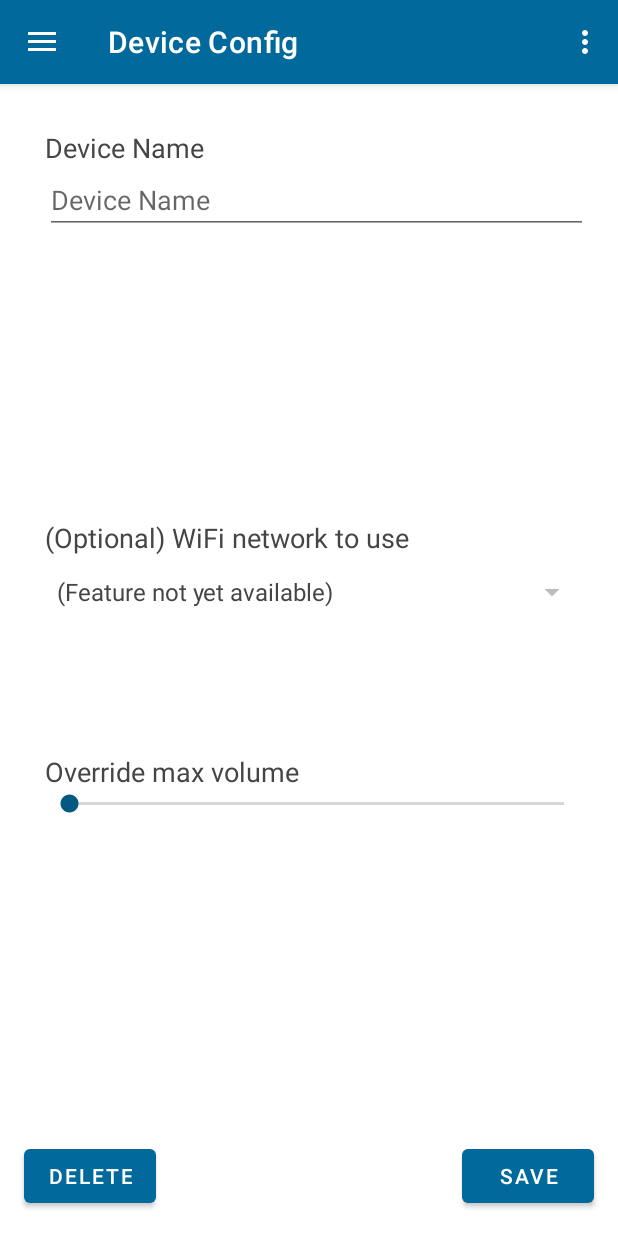
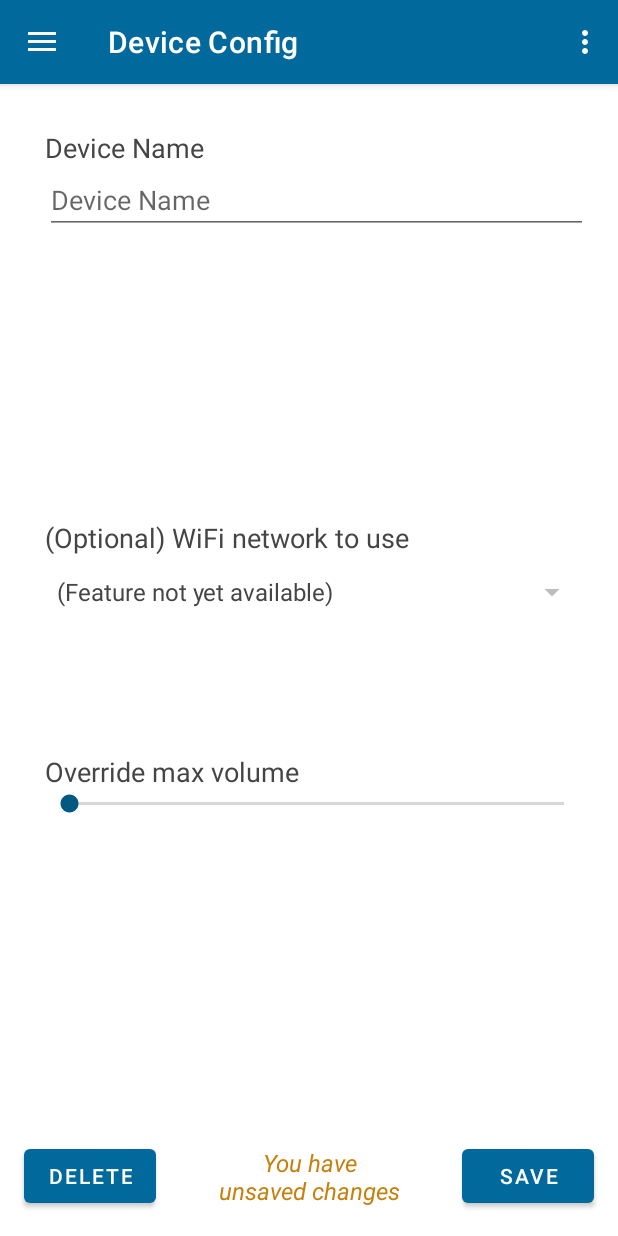
Before and after one commit to jamespfluger/Alexa-DeviceFinder, an Android app: the DeviceConfigFragment screen opened through its navigation route, on a phone screen of 412 x 824 dp. Run offline under Robolectric (Android 15) with nearby library versions, the phone set to English and light mode, and no system bars; our stand-ins replace data binding, navigation-ui; 5 statements that could not run were skipped.

Commit message:
Show warning for unsaved settings (#102)
* Updated build.gradle

* Added unsaved changes text

* Logger uses standard method names

* Implement dynamic settings save

* Revert "Implement dynamic settings save"

This reverts commit de9b4584590d532ce95b3448ef47663412a54422.

* Added StateManager for caching previous device states

* Use data binding for showing unsaved changes

* Formatting

```diff
--- a/AndroidApp/app/build.gradle
+++ b/AndroidApp/app/build.gradle
@@ -24,11 +24,11 @@ android {
 
 dependencies {
     implementation fileTree(include: ['*.jar'], dir: 'libs')
-    implementation 'androidx.appcompat:appcompat:1.2.0'
+    implementation 'androidx.appcompat:appcompat:1.3.0'
     implementation 'androidx.constraintlayout:constraintlayout:2.0.4'
-    implementation 'com.google.android.material:material:1.3.0'
+    implementation 'com.google.android.material:material:1.4.0'
     implementation 'androidx.legacy:legacy-support-v4:1.0.0'
-    implementation 'androidx.recyclerview:recyclerview:1.2.0'
+    implementation 'androidx.recyclerview:recyclerview:1.2.1'
     implementation 'androidx.navigation:navigation-fragment:2.3.5'
     implementation 'androidx.navigation:navigation-ui:2.3.5'
     implementation 'androidx.lifecycle:lifecycle-extensions:2.2.0'
--- a/AndroidApp/app/src/main/java/com/jamespfluger/devicefinder/activities/fragments/DeviceConfigFragment.java
+++ b/AndroidApp/app/src/main/java/com/jamespfluger/devicefinder/activities/fragments/DeviceConfigFragment.java
@@ -26,6 +26,7 @@ import com.jamespfluger.devicefinder.databinding.FragmentDeviceConfigBinding;
 import com.jamespfluger.devicefinder.models.Device;
 import com.jamespfluger.devicefinder.settings.ConfigManager;
 import com.jamespfluger.devicefinder.utilities.AmazonLoginHelper;
+import com.jamespfluger.devicefinder.utilities.DeviceCache;
 import com.jamespfluger.devicefinder.utilities.DeviceManager;
 import com.jamespfluger.devicefinder.utilities.LogLevel;
 import com.jamespfluger.devicefinder.utilities.Logger;
@@ -48,12 +49,10 @@ public class DeviceConfigFragment extends Fragment {
     public View onCreateView(@NonNull LayoutInflater inflater, ViewGroup container, Bundle savedInstanceState) {
         FragmentDeviceConfigBinding binding = FragmentDeviceConfigBinding.inflate(inflater, container, false);
 
-        if (getArguments() != null) {
-            String deviceId = DeviceConfigFragmentArgs.fromBundle(getArguments()).getDeviceId();
-            this.device = DeviceManager.findDeviceById(deviceId);
-        } else {
-            this.device = null;
-        }
+        String deviceId = DeviceConfigFragmentArgs.fromBundle(getArguments()).getDeviceId();
+        this.device = DeviceManager.findDeviceById(deviceId);
+
+        DeviceCache.addDevice(this.device);
 
         binding.setDevice(device);
         return binding.getRoot();
@@ -89,6 +88,7 @@ public class DeviceConfigFragment extends Fragment {
                 public void onResponse(@NonNull Call<Void> call, @NonNull Response<Void> response) {
                     if (response.isSuccessful()) {
                         Toast.makeText(getContext(), getString(R.string.settings_save_toast) + response.message(), Toast.LENGTH_SHORT).show();
+                        DeviceCache.refreshDevice(device);
                     } else {
                         try {
                             String errorMessage = response.errorBody() != null ? response.errorBody().string() : String.format(getString(R.string.unknown_error_http_message), response.code());
@@ -153,7 +153,7 @@ public class DeviceConfigFragment extends Fragment {
                                         String errorMessage = response.errorBody() != null ? response.errorBody().string() : String.format(getString(R.string.unknown_error_http_message), response.code());
                                         Toast.makeText(getContext(), getString(R.string.settings_delete_error_toast) + errorMessage, Toast.LENGTH_LONG).show();
                                     } catch (IOException e) {
-                                        Logger.Log(e, LogLevel.Error);
+                                        Logger.log(e, LogLevel.Error);
                                     }
                                 }
                             }
@@ -162,7 +162,7 @@ public class DeviceConfigFragment extends Fragment {
                             @EverythingIsNonNull
                             public void onFailure(Call<Void> call, Throwable t) {
                                 Toast.makeText(getContext(), t.getLocalizedMessage(), Toast.LENGTH_LONG).show();
-                                Logger.Log(t.getLocalizedMessage(), LogLevel.Error);
+                                Logger.log(t.getLocalizedMessage(), LogLevel.Error);
                             }
                         });
                     })
--- a/AndroidApp/app/src/main/java/com/jamespfluger/devicefinder/notifications/FirebaseService.java
+++ b/AndroidApp/app/src/main/java/com/jamespfluger/devicefinder/notifications/FirebaseService.java
@@ -46,7 +46,7 @@ public class FirebaseService extends FirebaseMessagingService {
                     }
                 })
                 .addOnFailureListener(ex -> {
-                    Logger.Log(getString(R.string.firebase_refresh_error_log) + ex.toString());
+                    Logger.log(getString(R.string.firebase_refresh_error_log) + ex.toString());
                     Toast.makeText(getApplicationContext(), getString(R.string.firebase_refresh_error_toast) + ex.toString(), Toast.LENGTH_SHORT).show();
                 });
     }
--- a/AndroidApp/app/src/main/java/com/jamespfluger/devicefinder/notifications/NotificationReceiver.java
+++ b/AndroidApp/app/src/main/java/com/jamespfluger/devicefinder/notifications/NotificationReceiver.java
@@ -66,9 +66,9 @@ public class NotificationReceiver extends BroadcastReceiver {
                     Thread.sleep(500);
                 }
             } catch (CameraAccessException cameraAccessException) {
-                Logger.Log(context.getString(R.string.camera_unavailable_error_log) + cameraAccessException.getLocalizedMessage());
+                Logger.log(context.getString(R.string.camera_unavailable_error_log) + cameraAccessException.getLocalizedMessage());
             } catch (InterruptedException interruptedException) {
-                Logger.Log(context.getString(R.string.camera_interrupted_error_log) + interruptedException.getLocalizedMessage());
+                Logger.log(context.getString(R.string.camera_interrupted_error_log) + interruptedException.getLocalizedMessage());
             }
         });
     }
--- a/AndroidApp/app/src/main/java/com/jamespfluger/devicefinder/utilities/Logger.java
+++ b/AndroidApp/app/src/main/java/com/jamespfluger/devicefinder/utilities/Logger.java
@@ -5,11 +5,11 @@ import android.util.Log;
 public class Logger {
     private static final String TAG = "DEVICE_FINDER_LOGS";
 
-    public static void Log(Object message) {
-        Log(message, LogLevel.Information);
+    public static void log(Object message) {
+        log(message, LogLevel.Information);
     }
 
-    public static void Log(Object message, LogLevel logLevel) {
+    public static void log(Object message, LogLevel logLevel) {
         if (logLevel == LogLevel.Verbose) {
             Log.v(TAG, message.toString());
         } else if (logLevel == LogLevel.Debug) {
--- a/AndroidApp/app/src/main/res/layout/fragment_device_config.xml
+++ b/AndroidApp/app/src/main/res/layout/fragment_device_config.xml
@@ -8,6 +8,8 @@
         <variable
             name="device"
             type="com.jamespfluger.devicefinder.models.Device" />
+
+        <import type="com.jamespfluger.devicefinder.utilities.DeviceCache" />
     </data>
 
     <androidx.constraintlayout.widget.ConstraintLayout
@@ -164,6 +166,21 @@
             app:layout_constraintBottom_toBottomOf="parent"
             app:layout_constraintStart_toStartOf="parent" />
 
+        <TextView
+            android:id="@+id/settings_unsaved_changes"
+            android:layout_width="wrap_content"
+            android:layout_height="wrap_content"
+            android:text="@string/you_have_unsaved_changes"
+            android:textAlignment="center"
+            android:textColor="@color/yellow_caution_text"
+            android:textSize="16sp"
+            android:textStyle="italic"
+            android:visibility="@{device.pendingChangesVisiblity}"
+            app:layout_constraintBottom_toBottomOf="@+id/settings_delete_button"
+            app:layout_constraintEnd_toStartOf="@+id/settings_save_button"
+            app:layout_constraintStart_toEndOf="@+id/settings_delete_button"
+            app:layout_constraintTop_toTopOf="@+id/settings_save_button" />
+
         <Button
             android:id="@+id/settings_save_button"
             android:layout_width="wrap_content"
--- a/AndroidApp/app/src/main/res/values/colors.xml
+++ b/AndroidApp/app/src/main/res/values/colors.xml
@@ -6,7 +6,8 @@
 
     <color name="green">#788F66</color>
     <color name="red_error">#B33D3D</color>
-    <color name="yellow_caution">#E0B60F</color>
+    <color name="yellow_caution">#C69E0D</color>
+    <color name="yellow_caution_text">#C6800D</color>
 
     <color name="text">#454545</color>
     <color name="text_light">@android:color/white</color>
--- a/AndroidApp/app/src/main/res/values/strings.xml
+++ b/AndroidApp/app/src/main/res/values/strings.xml
@@ -118,4 +118,5 @@
     <string name="confirm_delete_active_device">\'? This is YOUR device. You will be also be signed out!</string>
     <string name="confirm_logout_and_delete_title">Logout and delete?</string>
     <string name="confirm_logout_and_delete_question">Are you sure you want to logout? This will also delete settings for your current device!</string>
+    <string name="you_have_unsaved_changes">You have\nunsaved changes</string>
 </resources>
```
Also changed, not shown: AndroidApp/app/src/main/java/com/jamespfluger/devicefinder/activities/DevicesConfigActivity.java (+4 -4 lines), AndroidApp/app/src/main/java/com/jamespfluger/devicefinder/models/Device.java (+44 -3 lines), AndroidApp/app/src/main/java/com/jamespfluger/devicefinder/utilities/DeviceCache.java (added, +47 -0 lines).
